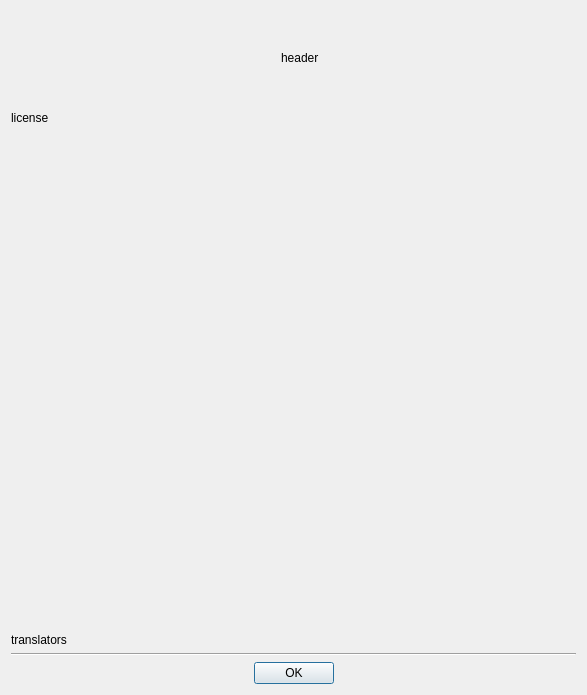
Qt form src/desktop/aboutdialog.ui (rgriebl/brickstore) before a commit.
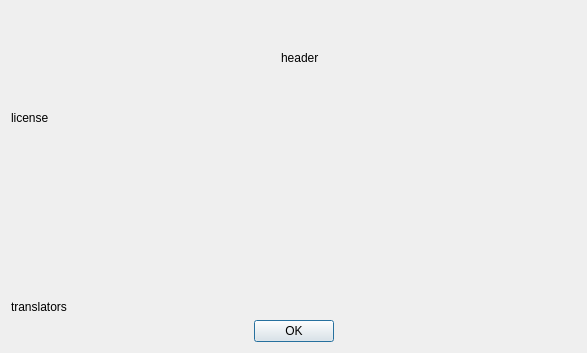
The same form after that commit. Icons and pictures are not drawn.

Commit message: Simplify the About dialog

```diff
--- a/src/desktop/aboutdialog.ui
+++ b/src/desktop/aboutdialog.ui
@@ -7,7 +7,7 @@
     <x>0</x>
     <y>0</y>
     <width>587</width>
-    <height>695</height>
+    <height>353</height>
    </rect>
   </property>
   <property name="windowTitle">
@@ -153,13 +153,6 @@
      </property>
     </widget>
    </item>
-   <item>
-    <widget class="Line" name="line">
-     <property name="orientation">
-      <enum>Qt::Horizontal</enum>
-     </property>
-    </widget>
-   </item>
    <item>
     <widget class="QDialogButtonBox" name="buttons">
      <property name="orientation">
```
Left out of the diff: 6 changed lines with no effect on the pictures. The commit also changes 1 other file.
